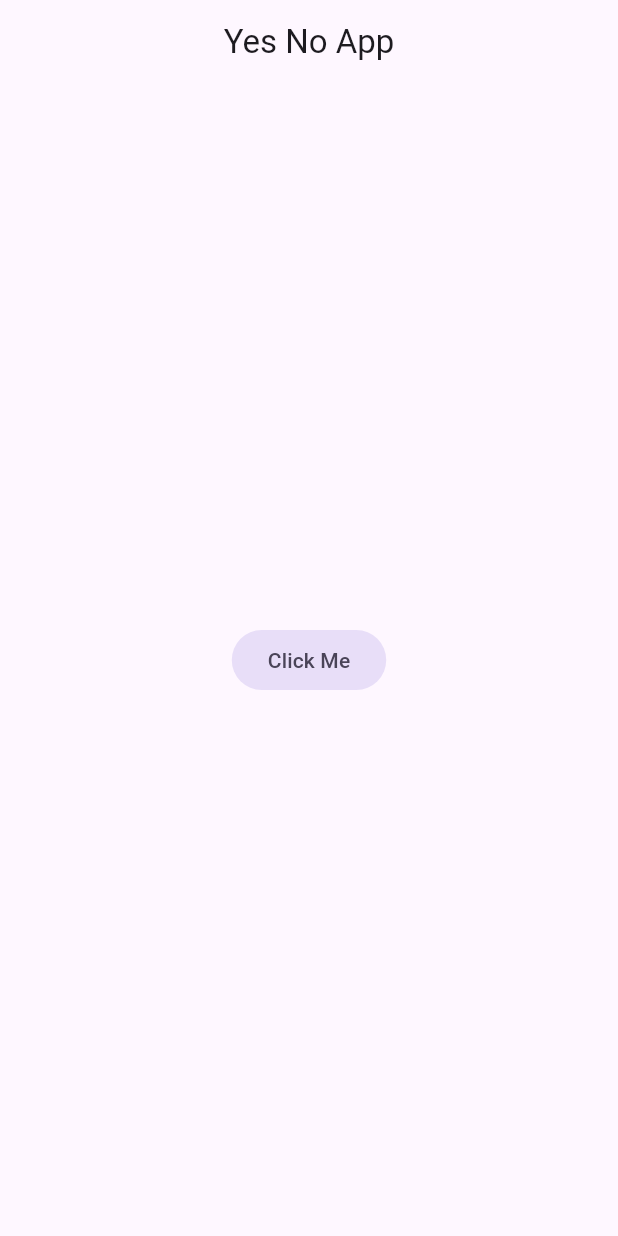
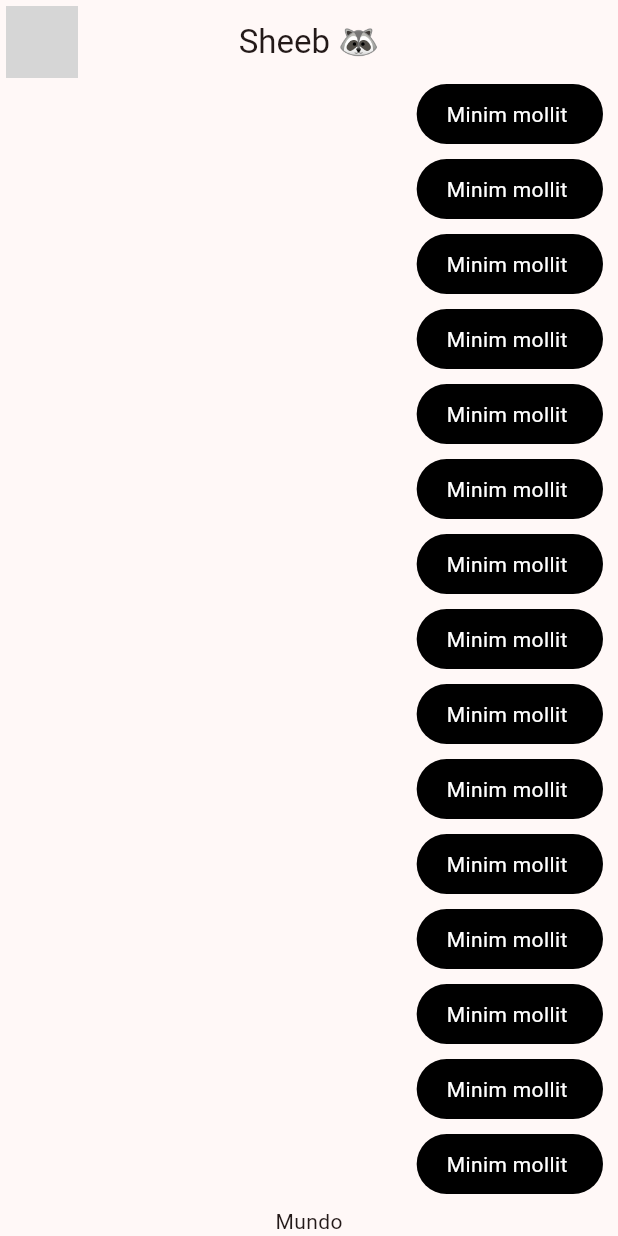
Before and after one commit to SheebSuka/yes_no_app, a Flutter app: the screen it shows after launch, on a phone screen of 412 x 824 dp. Run offline on Flutter 3.47's test engine with Material 3 defaults, Android fonts, the phone set to English and light mode, and no system bars; network calls fail; grey boxes are pictures that could not be loaded.

Commit message:
Several Stuff has been made

```diff
--- a/lib/config/theme/app_theme.dart
+++ b/lib/config/theme/app_theme.dart
@@ -1,13 +1,27 @@
 import 'package:flutter/material.dart';
 
-const Color customColor = Color(0xFF0000FF);
+const Color _customColor = Color(0xFF0000FF);
 
-const List<Color> colorThemes = [];
+const List<Color> _colorThemes = [
+  _customColor,
+  Colors.red,
+  Colors.green,
+  Colors.blue,
+  Colors.yellow,
+  Colors.orange,
+  Colors.purple,
+  Colors.pink,
+];
 
 class AppTheme {
+  final int selectedColor;
+
+  AppTheme({this.selectedColor = 0})
+      : assert(selectedColor >= 0 && selectedColor <= _colorThemes.length - 1,
+            'Colors must be between 0 and ${_colorThemes.length}');
   ThemeData theme() {
     return ThemeData(
-      useMaterial3: true,
-    );
+        useMaterial3: true, colorSchemeSeed: _colorThemes[selectedColor]);
+    // brightness: Brightness.light);
   }
 }
--- a/lib/main.dart
+++ b/lib/main.dart
@@ -1,5 +1,6 @@
 import 'package:flutter/material.dart';
 import 'package:yes_no_app/config/theme/app_theme.dart';
+import 'package:yes_no_app/presentation/screens/chat/chat_screen.dart';
 
 void main() => runApp(const MyApp());
 
@@ -11,15 +12,8 @@ class MyApp extends StatelessWidget {
     return MaterialApp(
       title: 'Material App',
       debugShowCheckedModeBanner: false,
-      theme: AppTheme().theme(),
-      home: Scaffold(
-        appBar: AppBar(
-          title: Center(child: const Text('Yes No App')),
-        ),
-        body: Center(
-            child: FilledButton.tonal(
-                onPressed: () {}, child: const Text('Click Me'))),
-      ),
+      theme: AppTheme(selectedColor: 1).theme(),
+      home: const ChatScreen(),
     );
   }
 }
--- /dev/null
+++ b/lib/presentation/screens/chat/chat_screen.dart
@@ -0,0 +1,48 @@
+import 'package:flutter/material.dart';
+import 'package:yes_no_app/presentation/widgets/chat/my_message_bubble.dart';
+
+class ChatScreen extends StatelessWidget {
+  const ChatScreen({super.key});
+
+  @override
+  Widget build(BuildContext context) {
+    return Scaffold(
+      appBar: AppBar(
+        leading: Padding(
+          padding: EdgeInsets.all(4.0),
+          child: CircleAvatar(
+            backgroundImage: NetworkImage(
+                'https://images.stockcake.com/public/5/5/3/5538dbcf-9b6f-45f0-9e2c-210f897ff0d6_medium/curious-raccoon-peeking-stockcake.jpg'),
+          ),
+        ),
+        title: Text('Sheeb 🦝'),
+        centerTitle: true,
+      ),
+      body: _ChatView(),
+    );
+  }
+}
+
+//ChatView
+class _ChatView extends StatelessWidget {
+  @override
+  Widget build(BuildContext context) {
+    return SafeArea(
+      child: Padding(
+        padding: const EdgeInsets.symmetric(horizontal: 10),
+        child: Column(
+          children: [
+            Expanded(
+                child: ListView.builder(
+              itemCount: 101,
+              itemBuilder: (context, index) {
+                return const MyMessageBubble();
+              },
+            )),
+            Text('Mundo')
+          ],
+        ),
+      ),
+    );
+  }
+}
--- /dev/null
+++ b/lib/presentation/widgets/chat/my_message_bubble.dart
@@ -0,0 +1,26 @@
+import 'package:flutter/material.dart';
+
+class MyMessageBubble extends StatelessWidget {
+  const MyMessageBubble({super.key});
+
+  @override
+  Widget build(BuildContext context) {
+    return Column(
+      crossAxisAlignment: CrossAxisAlignment.end,
+      children: [
+        Container(
+          decoration: BoxDecoration(
+              color: Colors.black, borderRadius: BorderRadius.circular(20)),
+          child: const Padding(
+            padding: EdgeInsets.symmetric(horizontal: 20, vertical: 10),
+            child: Text(
+              'Minim mollit ',
+              style: TextStyle(color: Colors.white),
+            ),
+          ),
+        ),
+        const SizedBox(height: 10)
+      ],
+    );
+  }
+}
```
